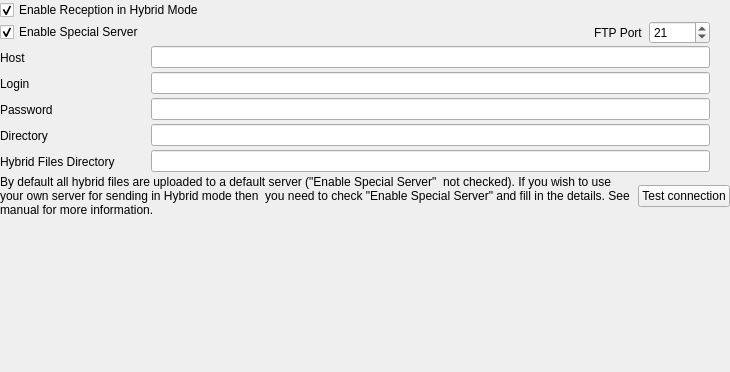
Above: qsstv/qsstv/config/hybridconfig.ui from rafael2k/fonias_digital before the change. Below: the same form after it.
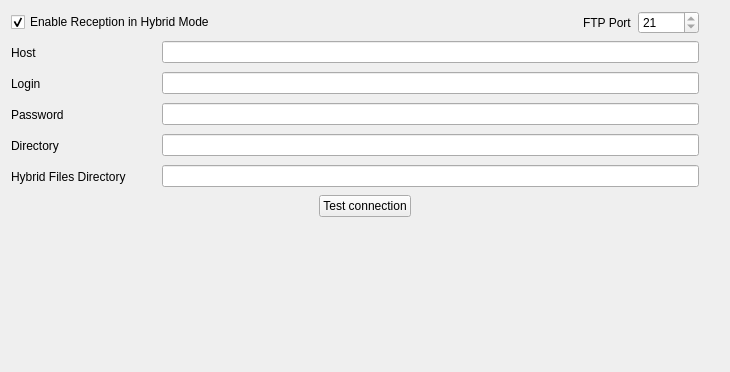
That is the form after the change.

What changed in the file:
```diff
--- a/qsstv/qsstv/config/hybridconfig.ui
+++ b/qsstv/qsstv/config/hybridconfig.ui
@@ -14,52 +14,12 @@
    <string>Form</string>
   </property>
   <layout class="QVBoxLayout" name="verticalLayout">
-   <property name="spacing">
-    <number>1</number>
-   </property>
-   <property name="leftMargin">
-    <number>0</number>
-   </property>
-   <property name="topMargin">
-    <number>0</number>
-   </property>
-   <property name="rightMargin">
-    <number>0</number>
-   </property>
-   <property name="bottomMargin">
-    <number>0</number>
-   </property>
    <item>
-    <widget class="QCheckBox" name="enableHybridRxCheckBox">
-     <property name="text">
-      <string>Enable Reception in Hybrid Mode </string>
-     </property>
-     <property name="checked">
-      <bool>true</bool>
-     </property>
-    </widget>
-   </item>
-   <item>
-    <layout class="QHBoxLayout" name="_3">
-     <property name="spacing">
-      <number>6</number>
-     </property>
-     <property name="leftMargin">
-      <number>0</number>
-     </property>
-     <property name="topMargin">
-      <number>0</number>
-     </property>
-     <property name="rightMargin">
-      <number>0</number>
-     </property>
-     <property name="bottomMargin">
-      <number>0</number>
-     </property>
+    <layout class="QHBoxLayout" name="horizontalLayout">
      <item>
-      <widget class="QCheckBox" name="enableSpecialServerCheckBox">
+      <widget class="QCheckBox" name="enableHybridRxCheckBox">
        <property name="text">
-        <string>Enable Special Server</string>
+        <string>Enable Reception in Hybrid Mode </string>
        </property>
        <property name="checked">
         <bool>true</bool>
@@ -94,6 +54,9 @@
      </item>
      <item>
       <widget class="QSpinBox" name="hybridFtpPortSpinBox">
+       <property name="readOnly">
+        <bool>true</bool>
+       </property>
        <property name="minimum">
         <number>1</number>
        </property>
@@ -428,16 +391,19 @@
     </layout>
    </item>
    <item>
-    <layout class="QHBoxLayout" name="horizontalLayout_2" stretch="1,0">
+    <layout class="QHBoxLayout" name="horizontalLayout_2">
      <item>
-      <widget class="QLabel" name="label">
-       <property name="text">
-        <string>By default all hybrid files are uploaded to a default server (&quot;Enable Special Server&quot;  not checked). If you wish to use your own server for sending in Hybrid mode then  you need to check &quot;Enable Special Server&quot; and fill in the details. See manual for more information.</string>
+      <spacer name="horizontalSpacer">
+       <property name="orientation">
+        <enum>Qt::Horizontal</enum>
        </property>
-       <property name="wordWrap">
-        <bool>true</bool>
+       <property name="sizeHint" stdset="0">
+        <size>
+         <width>40</width>
+         <height>20</height>
+        </size>
        </property>
-      </widget>
+      </spacer>
      </item>
      <item>
       <widget class="QPushButton" name="testHybridPushButton">
@@ -446,6 +412,19 @@
        </property>
       </widget>
      </item>
+     <item>
+      <spacer name="horizontalSpacer_2">
+       <property name="orientation">
+        <enum>Qt::Horizontal</enum>
+       </property>
+       <property name="sizeHint" stdset="0">
+        <size>
+         <width>40</width>
+         <height>20</height>
+        </size>
+       </property>
+      </spacer>
+     </item>
     </layout>
    </item>
    <item>
```
